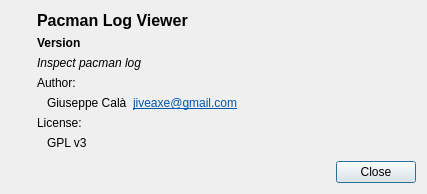
Above: aboutdialog.ui from gcala/pacmanlogviewer before the change. Below: the same form after it.
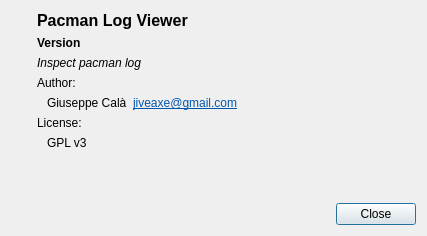
That is the form after the change. Icons and pictures are not drawn.

```diff
--- a/aboutdialog.ui
+++ b/aboutdialog.ui
@@ -7,7 +7,7 @@
     <x>0</x>
     <y>0</y>
     <width>427</width>
-    <height>194</height>
+    <height>236</height>
    </rect>
   </property>
   <property name="windowTitle">
```
Left out of the diff: 5 changed lines with no effect on the pictures.
